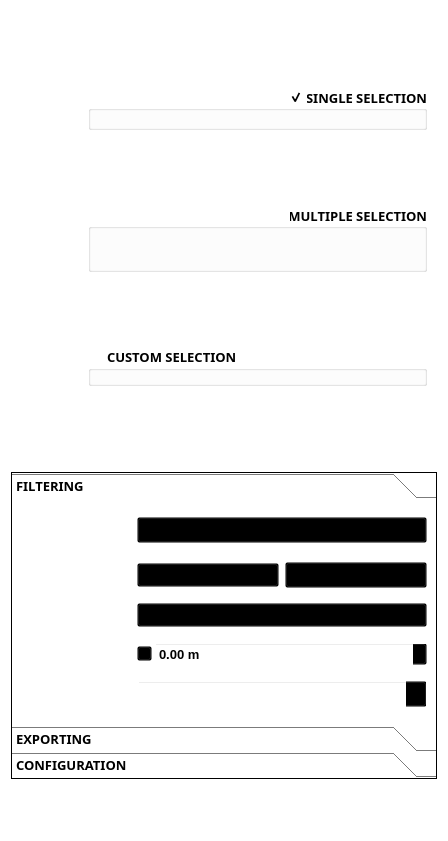
sducournau/filter_mate, file filter_mate_dockwidget_base.ui: the form before one commit.
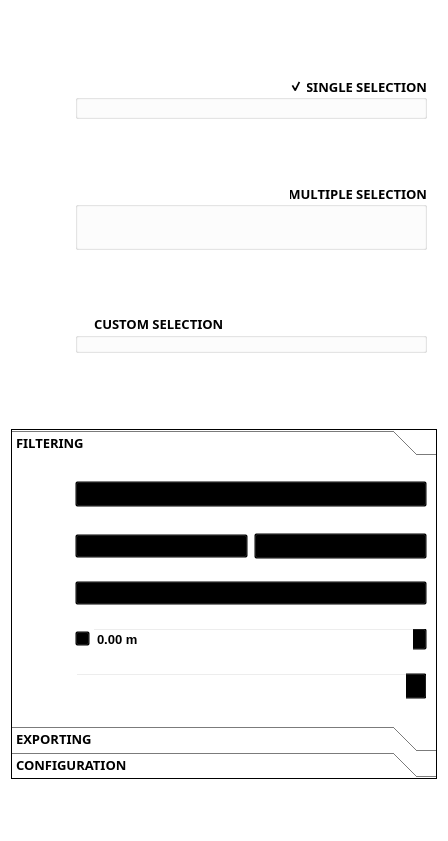
The form after the commit. Icons and pictures are not drawn. Custom widgets are drawn as their Qt base class.

```diff
--- a/filter_mate_dockwidget_base.ui
+++ b/filter_mate_dockwidget_base.ui
@@ -331,6 +331,12 @@
          </property>
          <item>
           <widget class="QScrollArea" name="scrollArea_frame_exploring">
+           <property name="sizePolicy">
+            <sizepolicy hsizetype="Expanding" vsizetype="Preferred">
+             <horstretch>0</horstretch>
+             <verstretch>0</verstretch>
+            </sizepolicy>
+           </property>
            <property name="cursor" stdset="0">
             <cursorShape>PointingHandCursor</cursorShape>
            </property>
@@ -348,8 +354,8 @@
              <rect>
               <x>0</x>
               <y>0</y>
-              <width>418</width>
-              <height>302</height>
+              <width>422</width>
+              <height>337</height>
              </rect>
             </property>
             <layout class="QGridLayout" name="gridLayout_main_header">
@@ -365,13 +371,13 @@
                  </property>
                  <property name="minimumSize">
                   <size>
-                   <width>55</width>
+                   <width>38</width>
                    <height>0</height>
                   </size>
                  </property>
                  <property name="maximumSize">
                   <size>
-                   <width>110</width>
+                   <width>48</width>
                    <height>16777215</height>
                   </size>
                  </property>
@@ -382,6 +388,18 @@
                   </size>
                  </property>
                  <layout class="QVBoxLayout" name="verticalLayout_exploring_container">
+                  <property name="leftMargin">
+                   <number>4</number>
+                  </property>
+                  <property name="topMargin">
+                   <number>8</number>
+                  </property>
+                  <property name="rightMargin">
+                   <number>4</number>
+                  </property>
+                  <property name="bottomMargin">
+                   <number>8</number>
+                  </property>
                   <item>
                    <layout class="QVBoxLayout" name="verticalLayout_exploring_content">
                     <item>
@@ -394,8 +412,8 @@
                       </property>
                       <property name="minimumSize">
                        <size>
-                        <width>18</width>
-                        <height>18</height>
+                        <width>32</width>
+                        <height>32</height>
                        </size>
                       </property>
                       <property name="maximumSize">
@@ -466,8 +484,8 @@
                       </property>
                       <property name="minimumSize">
                        <size>
-                        <width>18</width>
-                        <height>18</height>
+                        <width>32</width>
+                        <height>32</height>
                        </size>
                       </property>
                       <property name="maximumSize">
@@ -538,8 +556,8 @@
                       </property>
                       <property name="minimumSize">
                        <size>
-                        <width>18</width>
-                        <height>18</height>
+                        <width>32</width>
+                        <height>32</height>
                        </size>
                       </property>
                       <property name="maximumSize">
@@ -622,8 +640,8 @@
                       </property>
                       <property name="minimumSize">
                        <size>
-                        <width>18</width>
-                        <height>18</height>
+                        <width>32</width>
+                        <height>32</height>
                        </size>
                       </property>
                       <property name="maximumSize">
@@ -706,8 +724,8 @@
                       </property>
                       <property name="minimumSize">
                        <size>
-                        <width>18</width>
-                        <height>18</height>
+                        <width>32</width>
+                        <height>32</height>
                        </size>
                       </property>
                       <property name="maximumSize">
@@ -790,8 +808,8 @@
                       </property>
                       <property name="minimumSize">
                        <size>
-                        <width>18</width>
-                        <height>18</height>
+                        <width>32</width>
+                        <height>32</height>
                        </size>
                       </property>
                       <property name="maximumSize">
@@ -997,7 +1015,7 @@
                    </property>
                    <property name="sizeHint" stdset="0">
                     <size>
-                     <width>20</width>
+                     <width>36</width>
                      <height>3</height>
                     </size>
                    </property>
@@ -1124,7 +1142,7 @@
                    </property>
                    <property name="sizeHint" stdset="0">
                     <size>
-                     <width>20</width>
+                     <width>36</width>
                      <height>3</height>
                     </size>
                    </property>
@@ -1357,8 +1375,8 @@
                <rect>
                 <x>0</x>
                 <y>0</y>
-                <width>416</width>
-                <height>295</height>
+                <width>420</width>
+                <height>305</height>
                </rect>
               </property>
               <attribute name="icon">
@@ -1381,13 +1399,13 @@
                    </property>
                    <property name="minimumSize">
                     <size>
-                     <width>55</width>
+                     <width>38</width>
                      <height>0</height>
                     </size>
                    </property>
                    <property name="maximumSize">
                     <size>
-                     <width>110</width>
+                     <width>48</width>
                      <height>16777215</height>
                     </size>
                    </property>
@@ -1398,6 +1416,18 @@
                     </size>
                    </property>
                    <layout class="QVBoxLayout" name="verticalLayout_filtering_keys_container">
+                    <property name="leftMargin">
+                     <number>4</number>
+                    </property>
+                    <property name="topMargin">
+                     <number>8</number>
+                    </property>
+                    <property name="rightMargin">
+                     <number>4</number>
+                    </property>
+                    <property name="bottomMargin">
+                     <number>8</number>
+                    </property>
                     <item>
                      <layout class="QVBoxLayout" name="verticalLayout_filtering_keys" stretch="0,0,0,0,0,0,0,0,0,0,0">
                       <item>
@@ -1410,13 +1440,13 @@
                         </property>
                         <property name="minimumSize">
                          <size>
-                          <width>18</width>
-                          <height>18</height>
+                          <width>32</width>
+                          <height>32</height>
                          </size>
                         </property>
                         <property name="maximumSize">
                          <size>
-                          <width>20</width>
+                          <width>36</width>
                           <height>25</height>
                          </size>
                         </property>
@@ -1494,13 +1524,13 @@
                         </property>
                         <property name="minimumSize">
                          <size>
-                          <width>18</width>
-                          <height>18</height>
+                          <width>32</width>
+                          <height>32</height>
                          </size>
                         </property>
                         <property name="maximumSize">
                          <size>
-                          <width>20</width>
+                          <width>36</width>
                           <height>25</height>
                          </size>
                         </property>
@@ -1581,13 +1611,13 @@
                         </property>
                         <property name="minimumSize">
                          <size>
-                          <width>18</width>
-                          <height>18</height>
+                          <width>32</width>
+                          <height>32</height>
                          </size>
                         </property>
                         <property name="maximumSize">
                          <size>
-                          <width>20</width>
+                          <width>36</width>
                           <height>25</height>
                          </size>
                         </property>
@@ -1668,13 +1698,13 @@
                         </property>
                         <property name="minimumSize">
                          <size>
-                          <width>18</width>
-                          <height>18</height>
+                          <width>32</width>
+                          <height>32</height>
                          </size>
                         </property>
                         <property name="maximumSize">
                          <size>
-                          <width>20</width>
+                          <width>36</width>
                           <height>25</height>
                          </size>
                         </property>
@@ -1957,13 +1987,13 @@
                         </property>
                         <property name="minimumSize">
                          <size>
-                          <width>18</width>
-                          <height>18</height>
+                          <width>32</width>
+                          <height>32</height>
                          </size>
                         </property>
                         <property name="maximumSize">
                          <size>
-                          <width>20</width>
+                          <width>36</width>
                           <height>25</height>
                          </size>
                         </property>
@@ -2108,7 +2138,7 @@
                      </property>
                      <property name="iconSize">
                       <size>
-                       <width>20</width>
+                       <width>36</width>
                        <height>20</height>
                       </size>
                      </property>
@@ -2314,7 +2344,7 @@
                      </property>
                      <property name="iconSize">
                       <size>
-                       <width>20</width>
+                       <width>36</width>
                        <height>20</height>
                       </size>
                      </property>
@@ -2487,7 +2517,7 @@
                      </property>
                      <property name="iconSize">
                       <size>
-                       <width>20</width>
+                       <width>36</width>
                        <height>20</height>
                       </size>
                      </property>
```
Left out of the diff: 64 changed lines with no effect on the pictures.
